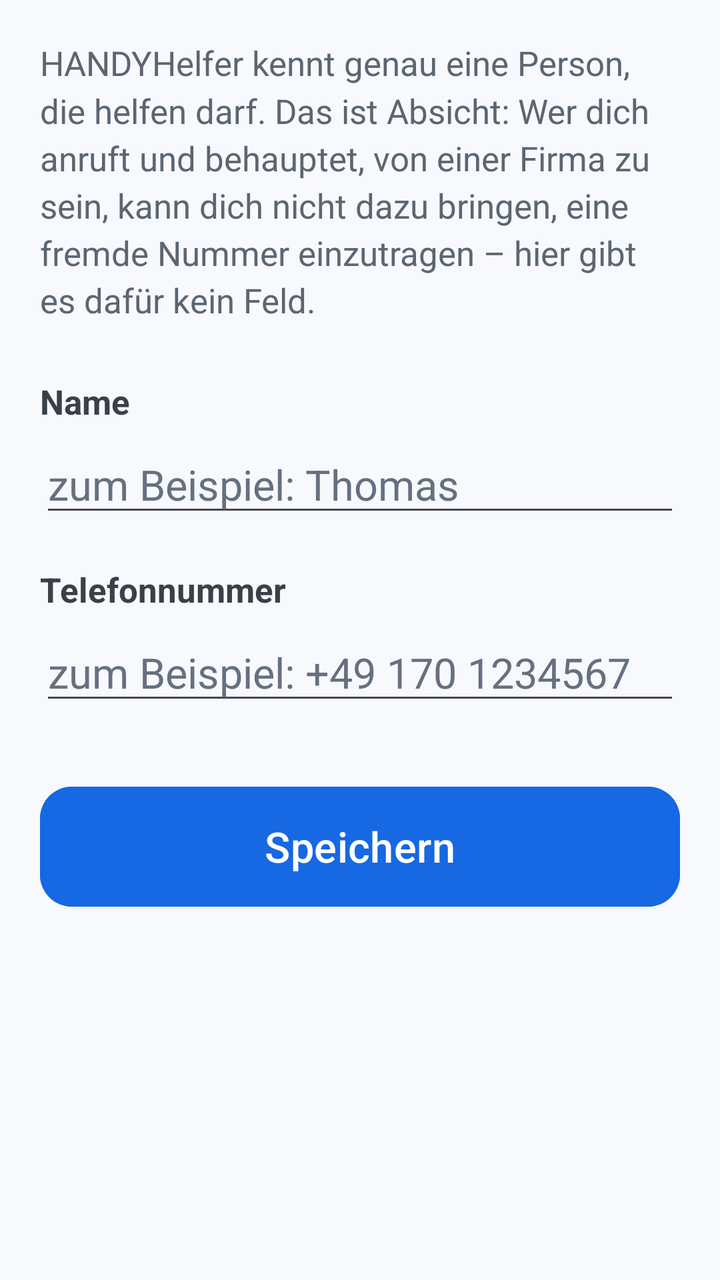
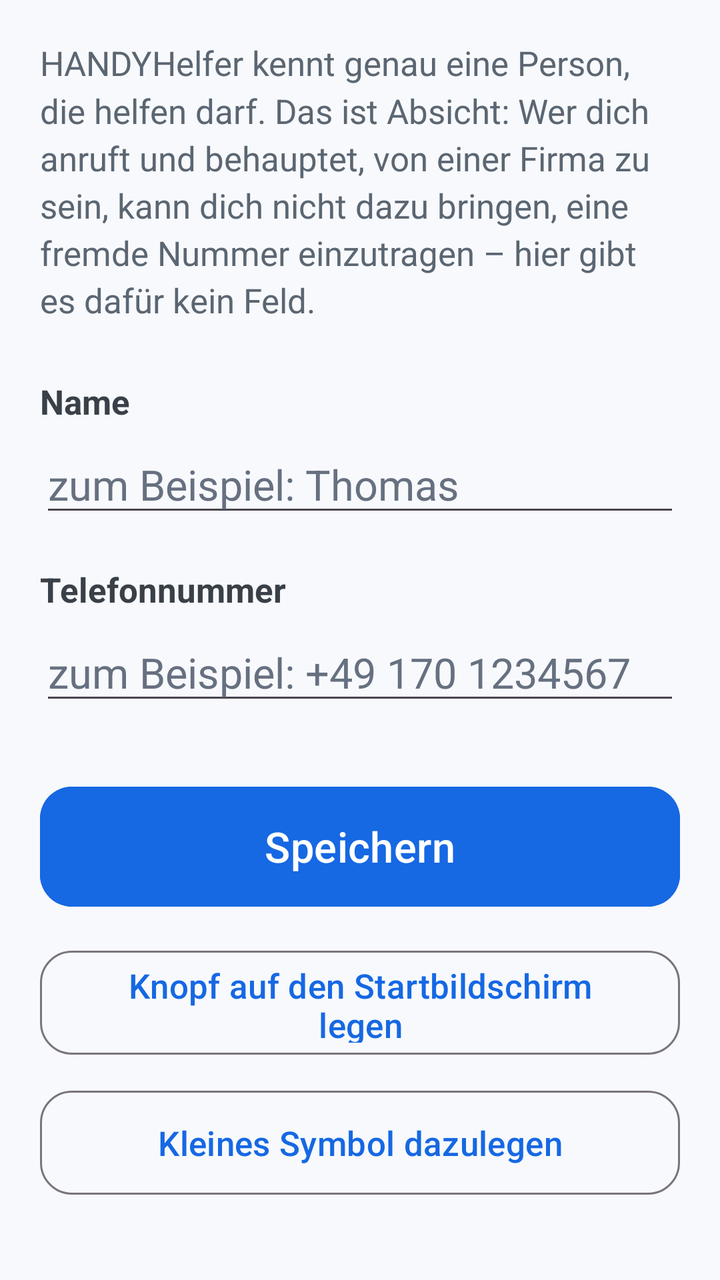

Two renders of the same Android screen: before a commit and after it. Below are the layout's source before the change and the commit's diff.
<!-- AndroidManifest.xml: application theme Theme.HandyHelfer -->
<!-- res/layout/activity_einrichtung.xml -->
<?xml version="1.0" encoding="utf-8"?>
<ScrollView xmlns:android="http://schemas.android.com/apk/res/android"
    xmlns:app="http://schemas.android.com/apk/res-auto"
    android:layout_width="match_parent"
    android:layout_height="match_parent"
    android:background="@color/grau_papier"
    android:fillViewport="true">

    <LinearLayout
        android:layout_width="match_parent"
        android:layout_height="wrap_content"
        android:orientation="vertical"
        android:padding="20dp">

        <TextView
            android:layout_width="match_parent"
            android:layout_height="wrap_content"
            android:text="@string/einrichtung_erklaerung"
            android:textSize="17sp"
            android:textColor="@color/grau"
            android:lineSpacingMultiplier="1.2" />

        <TextView
            android:layout_width="match_parent"
            android:layout_height="wrap_content"
            android:layout_marginTop="28dp"
            android:text="@string/name_label"
            android:textSize="17sp"
            android:textStyle="bold"
            android:textColor="@color/grau_dunkel" />

        <EditText
            android:id="@+id/feld_name"
            android:layout_width="match_parent"
            android:layout_height="wrap_content"
            android:layout_marginTop="6dp"
            android:hint="@string/name_hinweis"
            android:textColorHint="@color/grau_leise"
            android:inputType="textPersonName"
            android:textSize="21sp"
            android:autofillHints="name" />

        <TextView
            android:layout_width="match_parent"
            android:layout_height="wrap_content"
            android:layout_marginTop="20dp"
            android:text="@string/nummer_label"
            android:textSize="17sp"
            android:textStyle="bold"
            android:textColor="@color/grau_dunkel" />

        <EditText
            android:id="@+id/feld_nummer"
            android:layout_width="match_parent"
            android:layout_height="wrap_content"
            android:layout_marginTop="6dp"
            android:hint="@string/nummer_hinweis"
            android:textColorHint="@color/grau_leise"
            android:inputType="phone"
            android:textSize="21sp"
            android:autofillHints="phone" />

        <com.google.android.material.button.MaterialButton
            android:id="@+id/knopf_speichern"
            android:layout_width="match_parent"
            android:layout_height="68dp"
            android:layout_marginTop="32dp"
            android:text="@string/speichern"
            android:textSize="21sp"
            android:backgroundTint="@color/blau"
            app:cornerRadius="16dp" />
    </LinearLayout>
</ScrollView>
<!-- resources referenced by this layout -->
<resources>
  <color name="blau">#1668e3</color>
  <color name="grau">#5b6672</color>
  <color name="grau_dunkel">#3a4048</color>
  <color name="grau_leise">#667080</color>
  <color name="grau_papier">#f7f9fc</color>
  <string name="einrichtung_erklaerung">HANDYHelfer kennt genau eine Person, die helfen darf. Das ist Absicht: Wer dich anruft und behauptet, von einer Firma zu sein, kann dich nicht dazu bringen, eine fremde Nummer einzutragen – hier gibt es dafür kein Feld.</string>
  <string name="name_hinweis">zum Beispiel: Thomas</string>
  <string name="name_label">Name</string>
  <string name="nummer_hinweis">zum Beispiel: +49 170 1234567</string>
  <string name="nummer_label">Telefonnummer</string>
  <string name="speichern">Speichern</string>
  <style name="Theme.HandyHelfer" parent="Theme.Material3.DayNight">
          <item name="colorPrimary">@color/blau</item>
          <item name="colorOnPrimary">@color/weiss</item>
          <item name="colorSecondary">@color/blau_tief</item>
          <item name="android:colorBackground">@color/grau_papier</item>
          <item name="actionBarStyle">@style/Widget.HandyHelfer.ActionBar</item>
          <item name="actionBarTheme">@style/ThemeOverlay.HandyHelfer.ActionBar</item>
      </style>
  <color name="weiss">#ffffff</color>
  <color name="blau_tief">#0047a7</color>
  <style name="Widget.HandyHelfer.ActionBar" parent="Widget.Material3.ActionBar.Solid">
          <item name="background">@color/blau</item>
          <item name="titleTextStyle">@style/TextAppearance.HandyHelfer.ActionBar</item>
      </style>
  <style name="ThemeOverlay.HandyHelfer.ActionBar" parent="ThemeOverlay.Material3.Dark.ActionBar">
          <item name="colorControlNormal">@color/weiss</item>
      </style>
  <style name="TextAppearance.HandyHelfer.ActionBar" parent="TextAppearance.Material3.TitleLarge">
          <item name="android:textColor">@color/weiss</item>
      </style>
</resources>

<!-- the commit's change to res/layout/activity_einrichtung.xml (unified diff, before → after) -->
@@ -69,5 +69,25 @@
             android:textSize="21sp"
             android:backgroundTint="@color/blau"
             app:cornerRadius="16dp" />
+
+        <com.google.android.material.button.MaterialButton
+            android:id="@+id/knopf_startbildschirm"
+            style="@style/Widget.Material3.Button.OutlinedButton"
+            android:layout_width="match_parent"
+            android:layout_height="60dp"
+            android:layout_marginTop="14dp"
+            android:text="@string/widget_auf_startbildschirm"
+            android:textSize="17sp"
+            app:cornerRadius="16dp" />
+
+        <com.google.android.material.button.MaterialButton
+            android:id="@+id/knopf_symbol"
+            style="@style/Widget.Material3.Button.OutlinedButton"
+            android:layout_width="match_parent"
+            android:layout_height="60dp"
+            android:layout_marginTop="10dp"
+            android:text="@string/symbol_auf_startbildschirm"
+            android:textSize="17sp"
+            app:cornerRadius="16dp" />
     </LinearLayout>
 </ScrollView>
<!-- resource entries referenced after the edit -->
@@ -11,6 +11,8 @@
   <string name="nummer_hinweis">zum Beispiel: +49 170 1234567</string>
   <string name="nummer_label">Telefonnummer</string>
   <string name="speichern">Speichern</string>
+  <string name="symbol_auf_startbildschirm">Kleines Symbol dazulegen</string>
+  <string name="widget_auf_startbildschirm">Knopf auf den Startbildschirm legen</string>
   <style name="Theme.HandyHelfer" parent="Theme.Material3.DayNight">
           <item name="colorPrimary">@color/blau</item>
           <item name="colorOnPrimary">@color/weiss</item>
